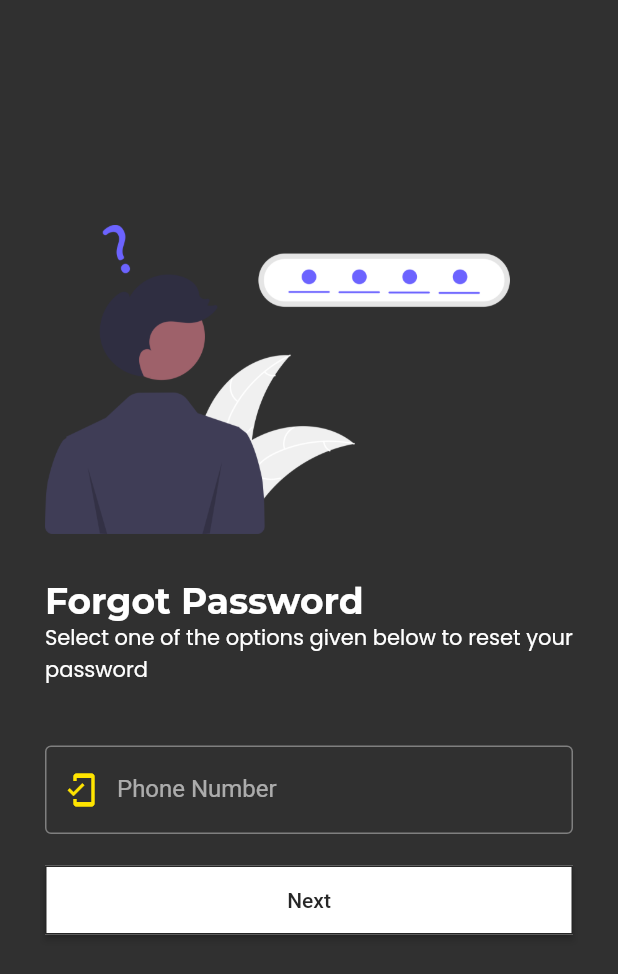
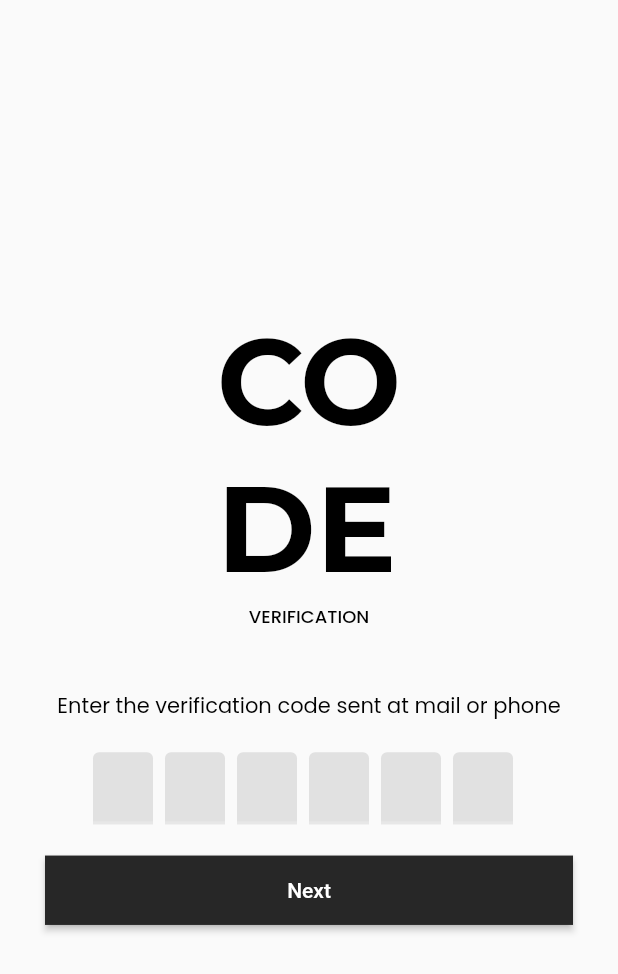
Before and after one commit to DimanthaWeerakoon/Flutter_Splash_OnBoarding_Login_SignUp, a Flutter app: the TForgotPasswordPhoneScreen screen opened directly, after a tap on "Next", on a phone screen of 412 x 824 dp. Shown: the top 974 px of the screen. Run offline on Flutter 3.47's test engine with Material 2 defaults, Android fonts, the phone set to English and light mode, and no system bars; drawn by our look-alikes of flutter_otp_text_field; our stand-ins replace get, google_fonts, liquid_swipe, smooth_page_indicator.

Commit message:
OTP Screen created with OTP plugin

```diff
--- a/lib/main.dart
+++ b/lib/main.dart
@@ -16,7 +16,7 @@ class App extends StatelessWidget {
     debugShowCheckedModeBanner: false,
     theme: TAppTheme.lightTheme,
     darkTheme: TAppTheme.darkTheme,
-    themeMode: ThemeMode.dark,
+    themeMode: ThemeMode.light,
     defaultTransition: Transition.leftToRightWithFade,
     transitionDuration: const Duration(milliseconds: 500),
     home: SplashScreen(),
--- a/lib/src/constants/text_strings.dart
+++ b/lib/src/constants/text_strings.dart
@@ -60,3 +60,8 @@
  //-- Forgot Password via Mail - Text
 
  const String tForgotMailSubTitle = "Enter your Registered E-mail to receive OTP";
+
+ //-- OTP Screen - Text
+ const String tOtpTitle = "CO\nDE";
+ const String tOtpSubTitle = "Verification";
+ const String tOtpMessage = "Enter the verification code sent at ";
--- a/lib/src/features/authentication/screens/forget_password_screen/forget_password_mail/forget_password_mail.dart
+++ b/lib/src/features/authentication/screens/forget_password_screen/forget_password_mail/forget_password_mail.dart
@@ -3,6 +3,9 @@ import 'package:full_app/src/common_widgets/form_header_widget.dart';
 import 'package:full_app/src/constants/image_strings.dart';
 import 'package:full_app/src/constants/sizes.dart';
 import 'package:full_app/src/constants/text_strings.dart';
+import 'package:full_app/src/features/authentication/screens/forget_password_screen/forget_password_otp/otp_screen.dart';
+import 'package:get/get.dart';
+
 
 class TForgotPasswordMailScreen extends StatelessWidget {
   const TForgotPasswordMailScreen({super.key});
@@ -38,7 +41,13 @@ class TForgotPasswordMailScreen extends StatelessWidget {
                       ),
                     ),
                     const SizedBox(height: 20.0,),
-                    SizedBox(width: double.infinity, child: ElevatedButton(onPressed: () {}, child: const Text(tNext),),)
+                    SizedBox(
+                      width: double.infinity,
+                      child: ElevatedButton(
+                        onPressed: () {
+                          Get.to(() => const TOTPScreen());
+                        },
+                        child: const Text(tNext),),)
                    ],
                   )
                 )
--- /dev/null
+++ b/lib/src/features/authentication/screens/forget_password_screen/forget_password_otp/otp_screen.dart
@@ -0,0 +1,47 @@
+import 'package:flutter/material.dart';
+import 'package:flutter_otp_text_field/flutter_otp_text_field.dart';
+import 'package:full_app/src/constants/sizes.dart';
+import 'package:full_app/src/constants/text_strings.dart';
+import 'package:google_fonts/google_fonts.dart';
+
+class TOTPScreen extends StatelessWidget {
+  const TOTPScreen({super.key});
+
+  @override
+  Widget build(BuildContext context) {
+    return SafeArea(
+      child: Scaffold(
+        body: Container(
+          padding: const EdgeInsets.all(tDefaultSize),
+          child: Column(
+            mainAxisAlignment: MainAxisAlignment.center,
+            children: [
+              Text(tOtpTitle, style: GoogleFonts.montserrat(
+                fontWeight: FontWeight.bold,
+                fontSize: 80.0
+              ),),
+              Text(tOtpSubTitle.toUpperCase(), style: Theme.of(context).textTheme.headline6,),
+              const SizedBox(height: 40.0),
+              const Text(tOtpMessage + "mail or phone", textAlign: TextAlign.center,),
+              const SizedBox(height: 20.0,),
+              OtpTextField(
+                numberOfFields: 6,
+                fillColor: Colors.black.withOpacity(0.1),
+                filled: true,
+                onSubmit:(code) {print("OTP is => $code");},
+              ),
+              const SizedBox(height: 20.0,),
+              SizedBox(
+                width: double.infinity,
+                child: ElevatedButton(
+                  onPressed: (){}, child:
+                const Text(tNext))
+                )
+            ],
+          ),
+        )
+      ));
+  }
+
+
+}
--- a/lib/src/features/authentication/screens/forget_password_screen/forget_password_phone/forgot_password_phone.dart
+++ b/lib/src/features/authentication/screens/forget_password_screen/forget_password_phone/forgot_password_phone.dart
@@ -3,6 +3,9 @@ import 'package:full_app/src/common_widgets/form_header_widget.dart';
 import 'package:full_app/src/constants/image_strings.dart';
 import 'package:full_app/src/constants/sizes.dart';
 import 'package:full_app/src/constants/text_strings.dart';
+import 'package:full_app/src/features/authentication/screens/forget_password_screen/forget_password_otp/otp_screen.dart';
+import 'package:get/get.dart';
+
 
 class TForgotPasswordPhoneScreen extends StatelessWidget {
   const TForgotPasswordPhoneScreen({super.key});
@@ -16,7 +19,9 @@ class TForgotPasswordPhoneScreen extends StatelessWidget {
           padding: const EdgeInsets.all(tDefaultSize),
           child: Column(
             children: [
-                const SizedBox(height: tDefaultSize * 4,),
+              const SizedBox(
+                height: tDefaultSize * 4,
+              ),
               const TFormHeaderWidget(
                 image: tForgotPasswordImage,
                 title: tForgotPasswordText,
@@ -35,20 +40,26 @@ class TForgotPasswordPhoneScreen extends StatelessWidget {
                     decoration: const InputDecoration(
                         label: Text(tPhoneNumber),
                         hintText: tPhoneNumber,
-                        prefixIcon: Icon(Icons.mobile_friendly_outlined)
+                        prefixIcon: Icon(Icons.mobile_friendly_outlined)),
                   ),
+                  const SizedBox(
+                    height: 20.0,
                   ),
-                    const SizedBox(height: 20.0,),
-                    SizedBox(width: double.infinity, child: ElevatedButton(onPressed: () {}, child: const Text(tNext),),)
+                  SizedBox(
+                    width: double.infinity,
+                    child: ElevatedButton(
+                      onPressed: () {
+                        Get.to(() => const TOTPScreen());
+                      },
+                      child: const Text(tNext),
+                    ),
+                  )
                 ],
-                  )
-                )
+              ))
             ],
           ),
         ),
-        )
-      ),
+      )),
     );
   }
-
 }
--- a/pubspec.yaml
+++ b/pubspec.yaml
@@ -36,6 +36,7 @@ dependencies:
   # Use with the CupertinoIcons class for iOS style icons.
   cupertino_icons: ^1.0.2
   google_fonts: ^6.1.0
+  flutter_otp_text_field: ^1.1.0+2
 
 
 dev_dependencies:
```
Also changed, not shown: pubspec.lock. Lines whose indentation alone changed are shown as unchanged.
